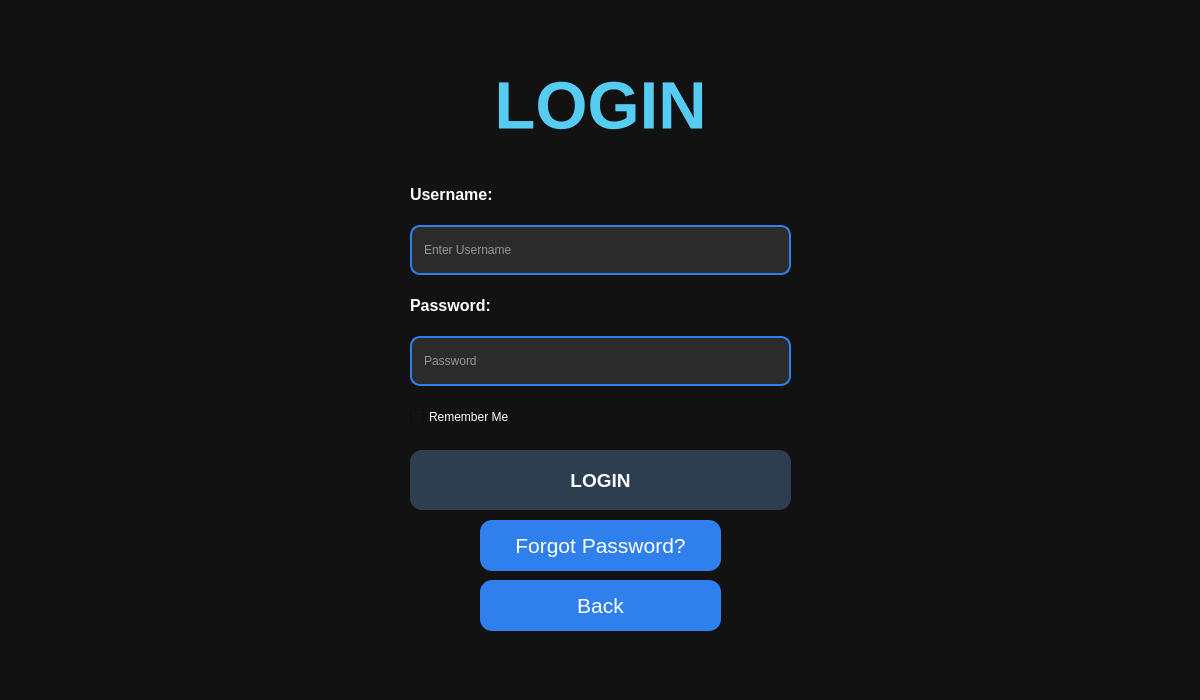
This is Platwo/loginwindow.ui in Carbon-128X/CarbonApollo-PlaTwo as Qt 5 draws it before an edit. The edited form follows.
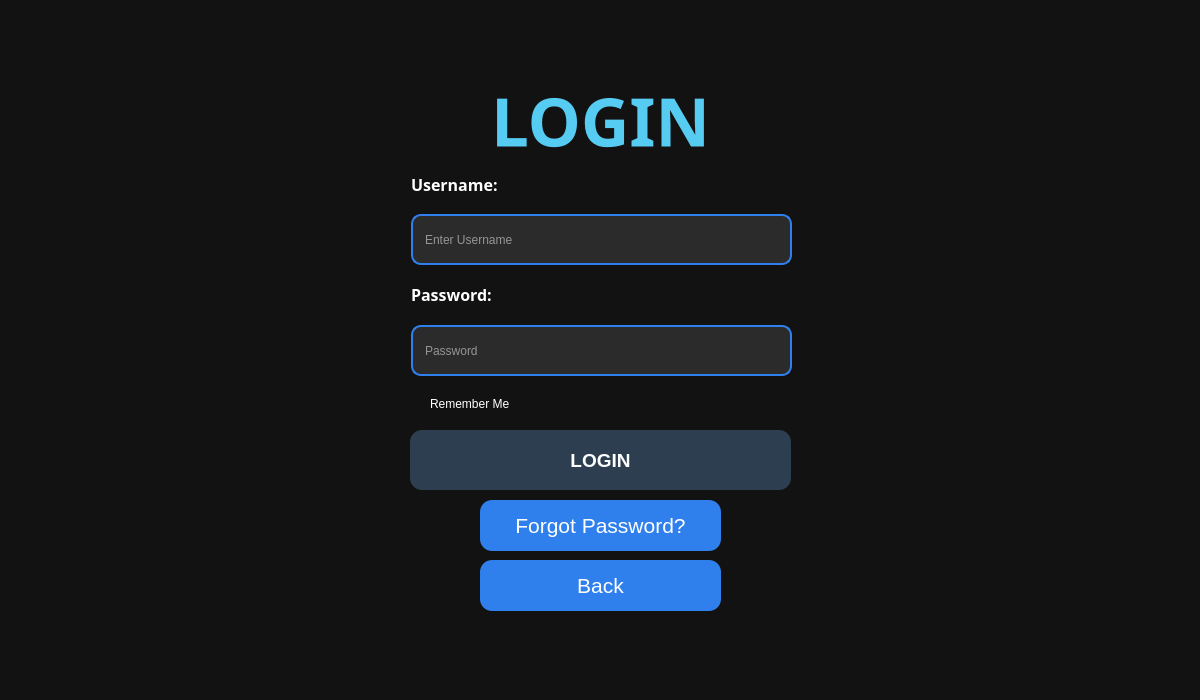
This is the edited form.

What changed in the file:
```diff
--- a/Platwo/loginwindow.ui
+++ b/Platwo/loginwindow.ui
@@ -16,6 +16,12 @@
     <height>0</height>
    </size>
   </property>
+  <property name="maximumSize">
+   <size>
+    <width>1200</width>
+    <height>700</height>
+   </size>
+  </property>
   <property name="windowTitle">
    <string>Form</string>
   </property>
@@ -28,17 +34,19 @@
      <x>20</x>
      <y>50</y>
      <width>1161</width>
-     <height>111</height>
+     <height>141</height>
     </rect>
    </property>
    <property name="font">
     <font>
+     <family>Sitka Text</family>
      <pointsize>50</pointsize>
      <bold>true</bold>
     </font>
    </property>
    <property name="styleSheet">
-    <string notr="true">color:#56CCF2;</string>
+    <string notr="true">color:#56CCF2;
+background:transparent;</string>
    </property>
    <property name="text">
     <string>LOGIN</string>
@@ -47,140 +55,11 @@
     <set>Qt::AlignmentFlag::AlignCenter</set>
    </property>
   </widget>
-  <widget class="QWidget" name="layoutWidget">
-   <property name="geometry">
-    <rect>
-     <x>410</x>
-     <y>170</y>
-     <width>381</width>
-     <height>271</height>
-    </rect>
-   </property>
-   <layout class="QVBoxLayout" name="verticalLayout">
-    <item>
-     <widget class="QLabel" name="usernameLabel">
-      <property name="font">
-       <font>
-        <pointsize>12</pointsize>
-        <bold>true</bold>
-       </font>
-      </property>
-      <property name="styleSheet">
-       <string notr="true">color:white;</string>
-      </property>
-      <property name="text">
-       <string>Username:</string>
-      </property>
-     </widget>
-    </item>
-    <item>
-     <widget class="QLineEdit" name="usernameEdit">
-      <property name="maximumSize">
-       <size>
-        <width>16777215</width>
-        <height>200</height>
-       </size>
-      </property>
-      <property name="styleSheet">
-       <string notr="true">QLineEdit{
-
-background:#2B2B2B;
-
-border:2px solid #2F80ED;
-
-border-radius:10px;
-
-padding-left:10px;
-
-color:white;
-
-font:15pt &quot;Segoe UI&quot;;
-
-}</string>
-      </property>
-      <property name="text">
-       <string/>
-      </property>
-      <property name="placeholderText">
-       <string>Enter Username</string>
-      </property>
-     </widget>
-    </item>
-    <item>
-     <widget class="QLabel" name="passwordLabel">
-      <property name="font">
-       <font>
-        <pointsize>12</pointsize>
-        <bold>true</bold>
-       </font>
-      </property>
-      <property name="styleSheet">
-       <string notr="true">color:white;</string>
-      </property>
-      <property name="text">
-       <string>Password:</string>
-      </property>
-     </widget>
-    </item>
-    <item>
-     <widget class="QLineEdit" name="passwordEdit">
-      <property name="maximumSize">
-       <size>
-        <width>16777215</width>
-        <height>200</height>
-       </size>
-      </property>
-      <property name="styleSheet">
-       <string notr="true">QLineEdit{
-
-background:#2B2B2B;
-
-border:2px solid #2F80ED;
-
-border-radius:10px;
-
-padding-left:10px;
-
-color:white;
-
-font:15pt &quot;Segoe UI&quot;;
-
-}</string>
-      </property>
-      <property name="text">
-       <string/>
-      </property>
-      <property name="echoMode">
-       <enum>QLineEdit::EchoMode::Password</enum>
-      </property>
-      <property name="placeholderText">
-       <string>Password</string>
-      </property>
-     </widget>
-    </item>
-    <item>
-     <widget class="QCheckBox" name="rememberCheckBox">
-      <property name="maximumSize">
-       <size>
-        <width>16777215</width>
-        <height>200</height>
-       </size>
-      </property>
-      <property name="styleSheet">
-       <string notr="true">color:white;</string>
-      </property>
-      <property name="text">
-       <string>Remember Me</string>
-      </property>
-     </widget>
-    </item>
-   </layout>
-  </widget>
   <widget class="QPushButton" name="loginButton">
    <property name="geometry">
     <rect>
      <x>410</x>
-     <y>450</y>
+     <y>430</y>
      <width>381</width>
      <height>60</height>
     </rect>
@@ -244,7 +123,7 @@
    <property name="geometry">
     <rect>
      <x>480</x>
-     <y>580</y>
+     <y>560</y>
      <width>241</width>
      <height>51</height>
     </rect>
@@ -284,7 +163,7 @@
    <property name="geometry">
     <rect>
      <x>480</x>
-     <y>520</y>
+     <y>500</y>
      <width>241</width>
      <height>51</height>
     </rect>
@@ -320,6 +199,158 @@
     <string>Forgot Password?</string>
    </property>
   </widget>
+  <widget class="QLineEdit" name="passwordEdit">
+   <property name="geometry">
+    <rect>
+     <x>411</x>
+     <y>325</y>
+     <width>381</width>
+     <height>51</height>
+    </rect>
+   </property>
+   <property name="maximumSize">
+    <size>
+     <width>16777215</width>
+     <height>200</height>
+    </size>
+   </property>
+   <property name="styleSheet">
+    <string notr="true">QLineEdit{
+
+background:#2B2B2B;
+
+border:2px solid #2F80ED;
+
+border-radius:10px;
+
+padding-left:10px;
+
+color:white;
+
+font:15pt &quot;Segoe UI&quot;;
+
+}</string>
+   </property>
+   <property name="text">
+    <string/>
+   </property>
+   <property name="echoMode">
+    <enum>QLineEdit::EchoMode::Password</enum>
+   </property>
+   <property name="placeholderText">
+    <string>Password</string>
+   </property>
+  </widget>
+  <widget class="QCheckBox" name="rememberCheckBox">
+   <property name="geometry">
+    <rect>
+     <x>411</x>
+     <y>392</y>
+     <width>125</width>
+     <height>24</height>
+    </rect>
+   </property>
+   <property name="maximumSize">
+    <size>
+     <width>16777215</width>
+     <height>200</height>
+    </size>
+   </property>
+   <property name="styleSheet">
+    <string notr="true">color:white;
+background:transparent;</string>
+   </property>
+   <property name="text">
+    <string>Remember Me</string>
+   </property>
+  </widget>
+  <widget class="QLabel" name="usernameLabel">
+   <property name="geometry">
+    <rect>
+     <x>411</x>
+     <y>171</y>
+     <width>131</width>
+     <height>27</height>
+    </rect>
+   </property>
+   <property name="font">
+    <font>
+     <family>Sitka Text</family>
+     <pointsize>12</pointsize>
+     <bold>true</bold>
+    </font>
+   </property>
+   <property name="styleSheet">
+    <string notr="true">color:white;
+background:transparent;</string>
+   </property>
+   <property name="text">
+    <string>Username:</string>
+   </property>
+  </widget>
+  <widget class="QLabel" name="passwordLabel">
+   <property name="geometry">
+    <rect>
+     <x>411</x>
+     <y>281</y>
+     <width>111</width>
+     <height>27</height>
+    </rect>
+   </property>
+   <property name="font">
+    <font>
+     <family>Sitka Text</family>
+     <pointsize>12</pointsize>
+     <bold>true</bold>
+    </font>
+   </property>
+   <property name="styleSheet">
+    <string notr="true">color:white;
+background:transparent;</string>
+   </property>
+   <property name="text">
+    <string>Password:</string>
+   </property>
+  </widget>
+  <widget class="QLineEdit" name="usernameEdit">
+   <property name="geometry">
+    <rect>
+     <x>411</x>
+     <y>214</y>
+     <width>381</width>
+     <height>51</height>
+    </rect>
+   </property>
+   <property name="maximumSize">
+    <size>
+     <width>16777215</width>
+     <height>200</height>
+    </size>
+   </property>
+   <property name="styleSheet">
+    <string notr="true">QLineEdit{
+
+background:#2B2B2B;
+
+border:2px solid #2F80ED;
+
+border-radius:10px;
+
+padding-left:10px;
+
+color:white;
+
+font:15pt &quot;Segoe UI&quot;;
+
+}</string>
+   </property>
+   <property name="text">
+    <string/>
+   </property>
+   <property name="placeholderText">
+    <string>Enter Username</string>
+   </property>
+  </widget>
  </widget>
  <resources/>
  <connections/>
```
